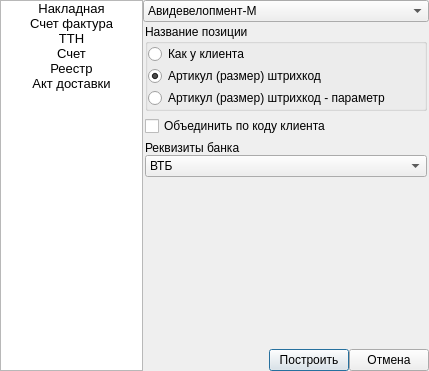
Before: the Qt Designer form ui/order_doc_list.ui in Meller008/CRM-Avi, drawn with Qt 5.
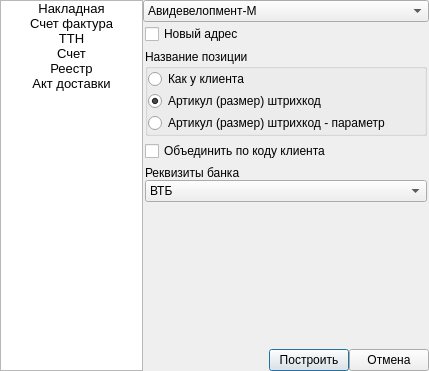
After: the same form once the commit is applied. The open tabs and pages were chosen to show the change.

Commit message: Работа - Новый адрес

The edit to the form file:
```diff
--- a/ui/order_doc_list.ui
+++ b/ui/order_doc_list.ui
@@ -631,14 +631,7 @@
        <property name="verticalSpacing">
         <number>5</number>
        </property>
-       <item row="1" column="0">
-        <widget class="QCheckBox" name="cb_unite_4">
-         <property name="text">
-          <string>Объединить по коду клиента</string>
-         </property>
-        </widget>
-       </item>
-       <item row="7" column="0">
+       <item row="8" column="0">
         <spacer name="verticalSpacer_4">
          <property name="orientation">
           <enum>Qt::Vertical</enum>
@@ -651,7 +644,7 @@
          </property>
         </spacer>
        </item>
-       <item row="2" column="0">
+       <item row="3" column="0">
         <layout class="QGridLayout" name="gridLayout_15">
          <property name="spacing">
           <number>0</number>
@@ -679,7 +672,14 @@
          </item>
         </layout>
        </item>
-       <item row="0" column="0">
+       <item row="2" column="0">
+        <widget class="QCheckBox" name="cb_unite_4">
+         <property name="text">
+          <string>Объединить по коду клиента</string>
+         </property>
+        </widget>
+       </item>
+       <item row="1" column="0">
         <widget class="QGroupBox" name="groupBox_7">
          <property name="title">
           <string>Название позиции</string>
@@ -733,6 +733,13 @@
          </layout>
         </widget>
        </item>
+       <item row="0" column="0">
+        <widget class="QCheckBox" name="cb_new_addres_6">
+         <property name="text">
+          <string>Новый адрес</string>
+         </property>
+        </widget>
+       </item>
       </layout>
      </widget>
      <widget class="QWidget" name="page_6">
```
Left out of the diff: 2 changed lines with no effect on the pictures. The commit also changes 1 other file.
